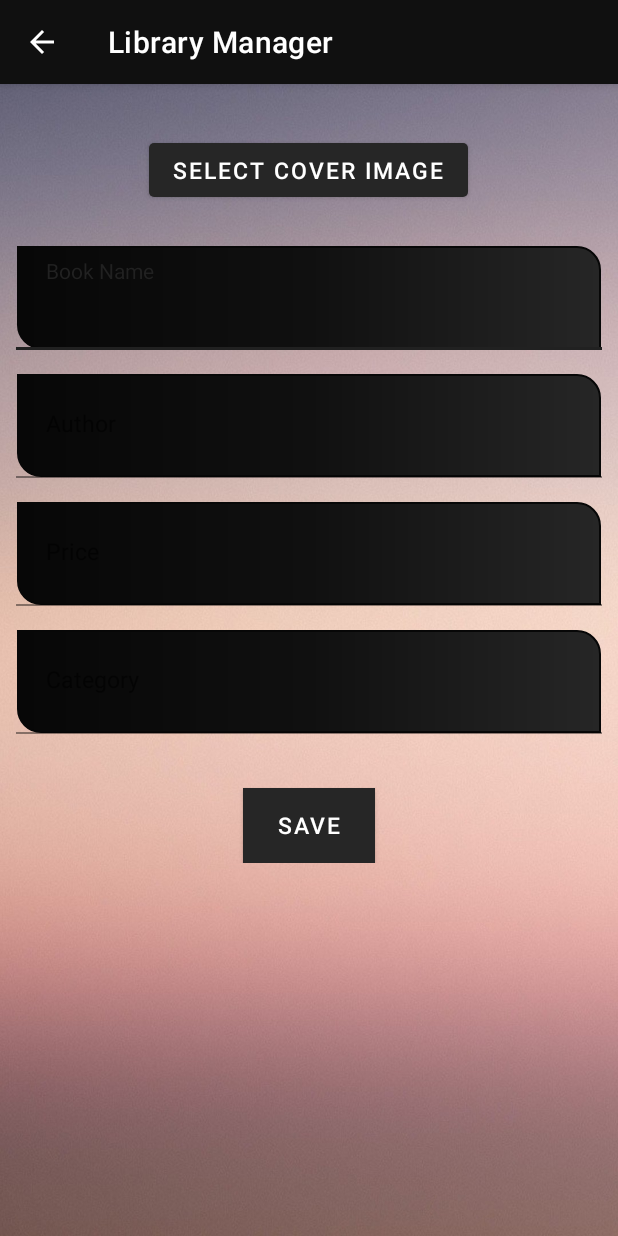
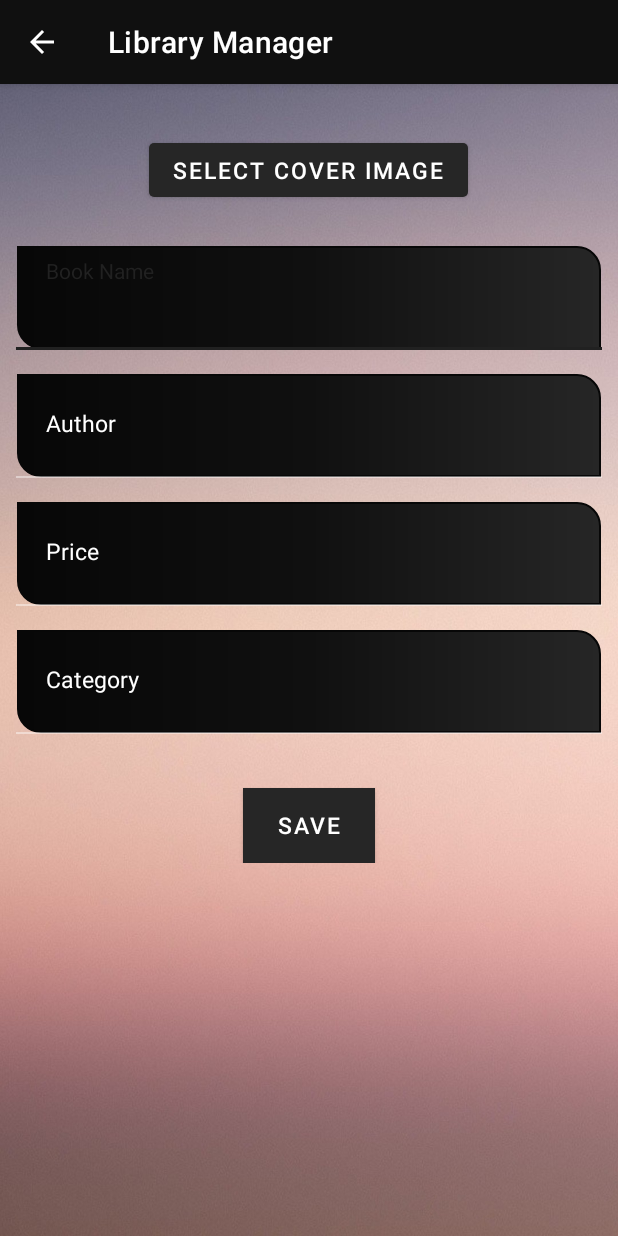
Before and after one commit to rohittp0/LibraryManager, an Android app: the EditFragment screen opened directly, with no data from a screen before it, after a tap on "SELECT COVER IMAGE", on a phone screen of 412 x 824 dp. Run offline under Robolectric (Android 15) with nearby library versions, the phone set to English and light mode, and no system bars; our stand-ins replace Firebase (no records; nobody signed in at launch, a user with empty details on screens opened directly); libraries missing offline, so code that uses them is left out: com.github.mikephil.charting, com.theartofdev.edmodo; Roboto replaces fonts that are not available here; 1 statement that could not run was skipped.

Commit message:
Fixed deprecated code.

```diff
--- a/app/src/main/java/com/make/it/kit/librarymanager/Add.java
+++ b/app/src/main/java/com/make/it/kit/librarymanager/Add.java
@@ -9,6 +9,7 @@ import android.content.pm.PackageManager;
 import android.graphics.Bitmap;
 import android.graphics.Canvas;
 import android.graphics.Color;
+import android.graphics.ImageDecoder;
 import android.graphics.Paint;
 import android.graphics.Rect;
 import android.net.Uri;
@@ -87,6 +88,7 @@ public class Add extends Fragment implements OnFailureListener
         return new Add();
     }
 
+
     @Override
     public void onActivityResult(int requestCode, int resultCode, Intent data)
     {
@@ -112,16 +114,21 @@ public class Add extends Fragment implements OnFailureListener
                 {
                     try
                     {
-                        getData(Utils.scaleToFit(MediaStore.Images.Media.getBitmap(Objects
-                                        .requireNonNull(getActivity()).getContentResolver(),
-                                result.getUri()),
-                                view));
+                        assert getActivity() != null;
+                        Bitmap image;
+                        if (android.os.Build.VERSION.SDK_INT >= Build.VERSION_CODES.Q)
+                            image = ImageDecoder.decodeBitmap(ImageDecoder.createSource(getActivity()
+                                    .getContentResolver(), result.getUri()));
+                        else image = MediaStore.Images.Media.getBitmap(getActivity().
+                                        getContentResolver(),
+                                result.getUri());
+                        getData(Utils.scaleToFit(image, view));
                     } catch (IOException error)
                     {
                         onFailure(error);
                     }
                 }).start();
-            }
+            } else Utils.showToast("Oops Someting went wrong", mContext);
     }
 
     @Override
@@ -155,16 +162,17 @@ public class Add extends Fragment implements OnFailureListener
         view = inflater.inflate(R.layout.add_fragment, container, false);
         view.findViewById(R.id.add_select_cover_photo).setOnClickListener(v ->
         {
-            if (mContext != null && getActivity() != null)
-            {
-                if (Build.VERSION.SDK_INT >= Build.VERSION_CODES.M
-                        && ContextCompat.checkSelfPermission(mContext,
-                        Manifest.permission.READ_EXTERNAL_STORAGE) != PackageManager.PERMISSION_GRANTED)
-                    ActivityCompat.requestPermissions(getActivity(),
-                            new String[]{Manifest.permission.READ_EXTERNAL_STORAGE},
-                            request_permission);
-                else capturePhoto();
-            }
+            assert getActivity() != null;
+            if (ContextCompat.checkSelfPermission(mContext,
+                    Manifest.permission.READ_EXTERNAL_STORAGE) != PackageManager.PERMISSION_GRANTED)
+                ActivityCompat.requestPermissions(getActivity(),
+                        new String[]{Manifest.permission.READ_EXTERNAL_STORAGE},
+                        request_permission);
+            if (ContextCompat.checkSelfPermission(mContext, Manifest.permission.CAMERA)
+                    == PackageManager.PERMISSION_DENIED)
+                ActivityCompat.requestPermissions(getActivity(),
+                        new String[]{Manifest.permission.CAMERA}, request_permission);
+            capturePhoto();
         });
 
         view.findViewById(R.id.add_book_cover_photo).setOnTouchListener((view, event) ->
@@ -325,7 +333,7 @@ public class Add extends Fragment implements OnFailureListener
     {
         try
         {
-            IMAGE_URI = Utils.createTemporaryFile();
+            IMAGE_URI = Utils.createTemporaryFile(mContext);
             Intent galleryIntent = new Intent(Intent.ACTION_PICK,
                     MediaStore.Images.Media.EXTERNAL_CONTENT_URI);
             Intent cameraIntent = new Intent(MediaStore.ACTION_IMAGE_CAPTURE);
@@ -334,7 +342,7 @@ public class Add extends Fragment implements OnFailureListener
             cameraIntent.putExtra(MediaStore.EXTRA_OUTPUT, IMAGE_URI);
 
             chooser.putExtra(Intent.EXTRA_INTENT, galleryIntent);
-            chooser.putExtra(Intent.EXTRA_TITLE, getString(R.string.add_book_heading));
+            chooser.putExtra(Intent.EXTRA_TITLE, getString(R.string.select_cover_image_title));
             Intent[] intentArray = {cameraIntent};
             chooser.putExtra(Intent.EXTRA_INITIAL_INTENTS, intentArray);
             startActivityForResult(chooser, capture_image);
@@ -392,6 +400,7 @@ public class Add extends Fragment implements OnFailureListener
     @Override
     public void onFailure(@NonNull Exception error)
     {
+        Utils.showToast("Oops something went wrong.", mContext);
         error.printStackTrace();
         //TODO add crashlytics
     }
--- a/app/src/main/java/com/make/it/kit/librarymanager/Utils.java
+++ b/app/src/main/java/com/make/it/kit/librarymanager/Utils.java
@@ -9,11 +9,9 @@ import android.hardware.camera2.CameraAccessException;
 import android.hardware.camera2.CameraCharacteristics;
 import android.hardware.camera2.CameraManager;
 import android.net.ConnectivityManager;
-import android.net.NetworkInfo;
 import android.net.Uri;
 import android.os.AsyncTask;
 import android.os.Build;
-import android.os.Environment;
 import android.util.SparseIntArray;
 import android.view.MotionEvent;
 import android.view.Surface;
@@ -65,19 +63,12 @@ final class Utils
      * Creates a temporary file and returns it's Uri after deleting it.
      *
      * @return Uri of created file
-     *
      * @throws IOException If unable to create temp directory , unable to create temp file or
      *                     unable to delete temp file.
      */
-    static Uri createTemporaryFile() throws IOException
+    static Uri createTemporaryFile(Context context) throws IOException
     {
-        File tempDir = Environment.getExternalStorageDirectory();
-        tempDir = new File(tempDir.getAbsolutePath() + "/.temp/");
-        if (!tempDir.exists())
-        {
-            if (!tempDir.mkdirs()) throw new IOException("Unable to create temp.");
-        }
-        File ret = File.createTempFile("picture", ".png", tempDir);
+        File ret = File.createTempFile("picture", ".png", context.getExternalCacheDir());
         if (!ret.delete()) throw new IOException("Unable to delete file.");
         return Uri.fromFile(ret);
     }
@@ -106,7 +97,6 @@ final class Utils
      * First element of the returned array is the width and second is the height.
      *
      * @param view The view to find size of.
-     *
      * @return An int array containing width and height.
      */
     @NonNull
@@ -243,6 +233,7 @@ final class Utils
         int sensorOrientation = 0;
         try
         {
+            assert cameraManager != null;
             sensorOrientation = Objects.requireNonNull(cameraManager
                     .getCameraCharacteristics(cameraId)
                     .get(CameraCharacteristics.SENSOR_ORIENTATION));
@@ -280,13 +271,13 @@ final class Utils
     static String format(String string)
     {
         string = string.toLowerCase().trim();
-        if(string.isEmpty()) return "";
+        if (string.isEmpty()) return "";
         char[] strings = string.toCharArray();
         strings[0] = (strings[0] + "").toUpperCase().charAt(0);
-        for (int i = 0; i < strings.length-1; i++)
+        for (int i = 0; i < strings.length - 1; i++)
             for (final char punctuation : PUNCTUATIONS)
                 if (punctuation == strings[i])
-                    strings[i+1] = (strings[i+1] + "").toUpperCase().charAt(0);
+                    strings[i + 1] = (strings[i + 1] + "").toUpperCase().charAt(0);
         return new String(strings);
     }
 }
@@ -310,10 +301,12 @@ class CheckInternet extends AsyncTask<Context, Void, Integer>
             ConnectivityManager cm =
                     (ConnectivityManager) context.getSystemService(Context.CONNECTIVITY_SERVICE);
 
-            assert cm != null;
-            NetworkInfo activeNetwork = cm.getActiveNetworkInfo();
-            isConnected = activeNetwork != null &&
-                    activeNetwork.isConnected();
+            if (cm != null)
+                if (android.os.Build.VERSION.SDK_INT >= Build.VERSION_CODES.Q)
+                    isConnected = cm.getNetworkCapabilities(cm.getActiveNetwork()) != null;
+                else
+                    isConnected = cm.getActiveNetworkInfo() != null && cm.getActiveNetworkInfo().isConnected();
+            else isConnected = false;
         } catch (Exception error)
         {
             error.printStackTrace(); // TODO add crashlytics
--- a/app/src/main/res/layout/add_fragment.xml
+++ b/app/src/main/res/layout/add_fragment.xml
@@ -25,7 +25,8 @@
                 android:layout_height="70dp"
                 android:layout_marginTop="15dp"
                 android:padding="0dp"
-                android:theme="@style/Theme.AppCompat"
+                android:textColorHint="@color/white"
+                android:theme="@style/TextInputLayoutTextStyle"
                 app:hintTextAppearance="@style/TextAppearance.AppCompat.Body1">
 
                 <com.google.android.material.textfield.TextInputEditText
@@ -44,13 +45,13 @@
                     tools:targetApi="o" />
             </com.google.android.material.textfield.TextInputLayout>
 
-
             <com.google.android.material.textfield.TextInputLayout
                 android:layout_width="match_parent"
                 android:layout_height="70dp"
                 android:layout_marginTop="15dp"
                 android:padding="0dp"
-                android:theme="@style/Theme.AppCompat"
+                android:textColorHint="@color/white"
+                android:theme="@style/TextInputLayoutTextStyle"
                 app:hintTextAppearance="@style/TextAppearance.AppCompat.Body1">
 
                 <AutoCompleteTextView
@@ -75,7 +76,8 @@
                 android:layout_height="70dp"
                 android:layout_marginTop="15dp"
                 android:padding="0dp"
-                android:theme="@style/Theme.AppCompat"
+                android:textColorHint="@color/white"
+                android:theme="@style/TextInputLayoutTextStyle"
                 app:hintTextAppearance="@style/TextAppearance.AppCompat.Body1">
 
                 <com.google.android.material.textfield.TextInputEditText
@@ -99,7 +101,8 @@
                 android:layout_height="70dp"
                 android:layout_marginTop="15dp"
                 android:padding="0dp"
-                android:theme="@style/Theme.AppCompat"
+                android:textColorHint="@color/white"
+                android:theme="@style/TextInputLayoutTextStyle"
                 app:hintTextAppearance="@style/TextAppearance.AppCompat.Body1">
 
                 <AutoCompleteTextView
@@ -129,10 +132,11 @@
             android:layout_marginRight="5dp">
 
             <androidx.core.widget.NestedScrollView
-                android:layout_width="match_parent"
+                android:layout_width="wrap_content"
                 android:layout_height="wrap_content"
                 android:layout_below="@id/add_select_cover_photo"
                 android:layout_centerHorizontal="true"
+                android:layout_gravity="center_horizontal"
                 android:scrollbarAlwaysDrawVerticalTrack="true">
 
                 <ImageView
--- a/app/src/main/res/values/strings.xml
+++ b/app/src/main/res/values/strings.xml
@@ -22,7 +22,7 @@
     <string name="author_name_hint">Author</string>
     <string name="price_hint">Price</string>
     <string name="category_hint">Category</string>
-    <string name="add_book_heading">Add Book</string>
+    <string name="select_cover_image_title">Select a Cover</string>
     <string name="NULL" />
     <string name="add_button_text">Add</string>
     <string name="book_popup_rupee_sign">₹ %1$s</string>
--- a/app/src/main/res/values/styles.xml
+++ b/app/src/main/res/values/styles.xml
@@ -15,7 +15,7 @@
         <item name="actionBarStyle">@android:color/transparent</item>
     </style>
 
-    <style name="TextInputLayoutTextStyle" parent="TextAppearance.MaterialComponents.Body1">
+    <style name="TextInputLayoutTextStyle" parent="Theme.AppCompat">
         <!-- Hint color and label color in FALSE state -->
         <item name="android:textColorHint">@color/white</item>
         <item name="android:textSize">25sp</item>
```
Also changed, not shown: app/src/main/res/drawable/ic_stats_author.xml (added, +16 -0 lines), app/src/main/res/drawable/ic_stats_book.xml (added, +10 -0 lines), app/src/main/res/drawable/ic_stats_category.xml (added, +25 -0 lines), app/src/main/res/drawable/ic_stats_user.xml (added, +10 -0 lines), app/src/main/res/layout/fragment_stats.xml (+71 -31 lines).
